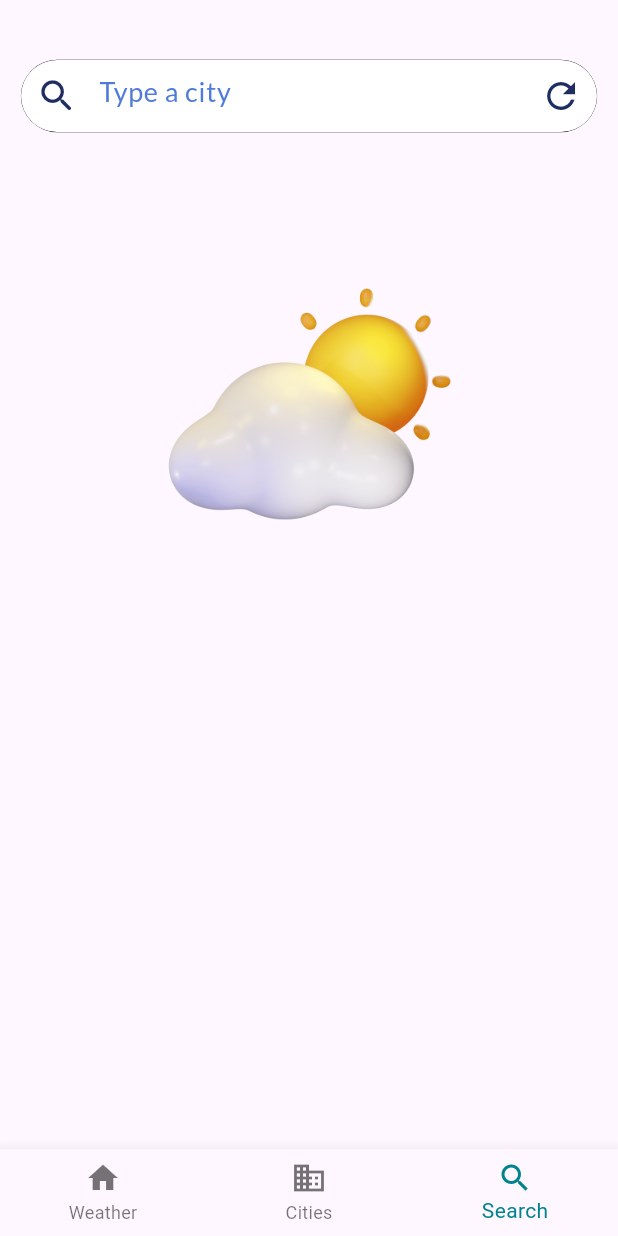
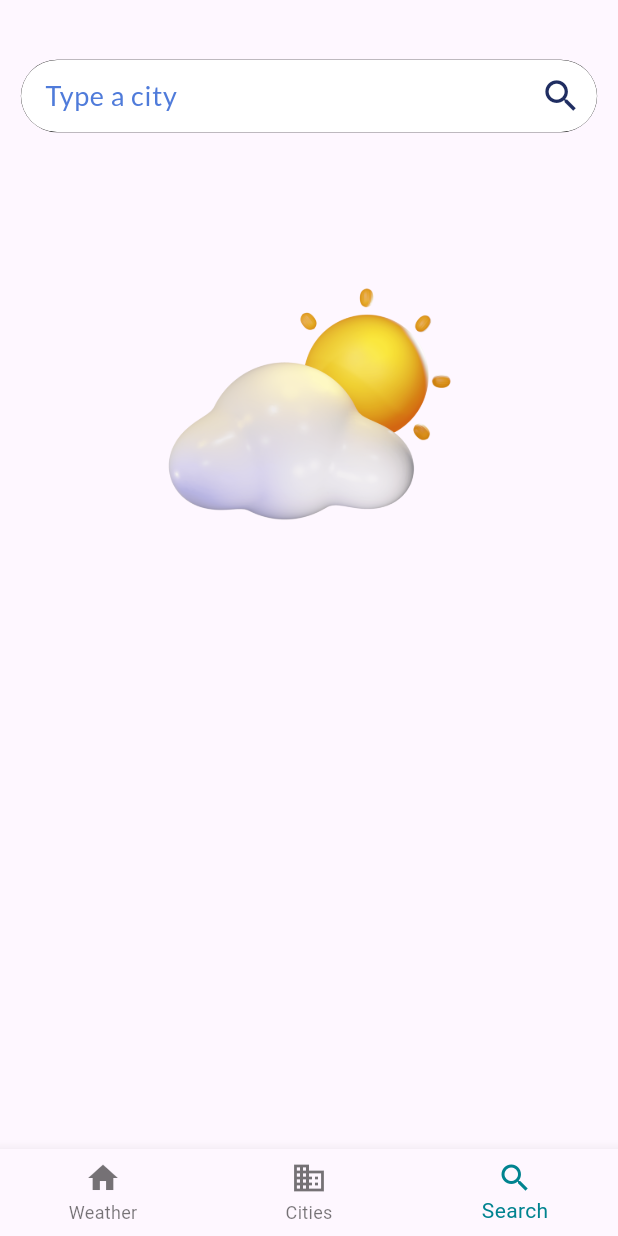
Before and after one commit to vovahost/weather, a Flutter app: the screen it shows after launch, item 3 of the bottom bar chosen, on a phone screen of 412 x 824 dp. Run offline on Flutter 3.47's test engine with Material 2 defaults, Android fonts, the phone set to English and light mode, and no system bars; our stand-ins replace bloc, connectivity_plus, dio, equatable, flutter_bloc, geolocator and 3 more; missing offline and left inert: android_intent_plus; network calls fail.

Commit message:
Update city input field style

```diff
--- a/lib/presentation/city_weather/ui/city_weather_page.dart
+++ b/lib/presentation/city_weather/ui/city_weather_page.dart
@@ -70,11 +70,7 @@ class _CityWeatherPageState extends State<CityWeatherPage> {
                                       hintStyle:
                                           subTitleTextStyle(fontSize: 18),
                                       border: InputBorder.none,
-                                      prefixIcon: Icon(
-                                        Icons.search_rounded,
-                                        size: 28,
-                                        color: AppColors.iconColor,
-                                      ),
+                                      contentPadding: EdgeInsets.symmetric(horizontal: 16)
                                     ),
                                   ),
                                 ),
@@ -86,7 +82,7 @@ class _CityWeatherPageState extends State<CityWeatherPage> {
                                               _searchController.text));
                                     },
                                     icon: Icon(
-                                      Icons.refresh,
+                                      Icons.search,
                                       size: 28,
                                       color: AppColors.iconColor,
                                     ))
```
